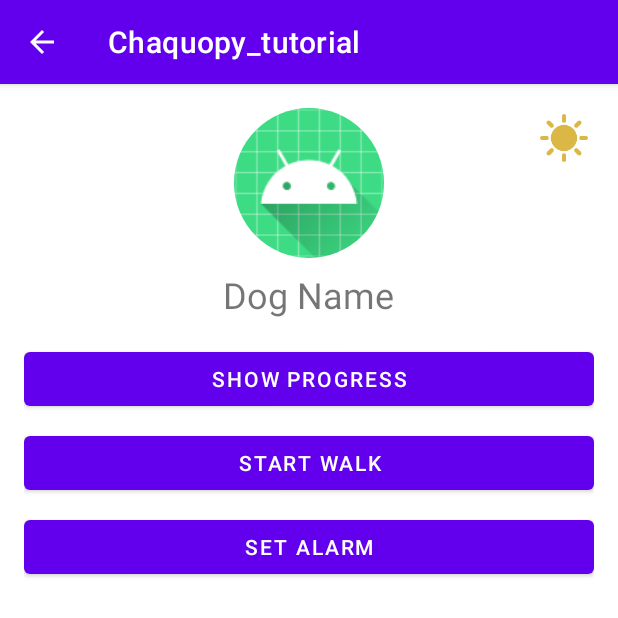
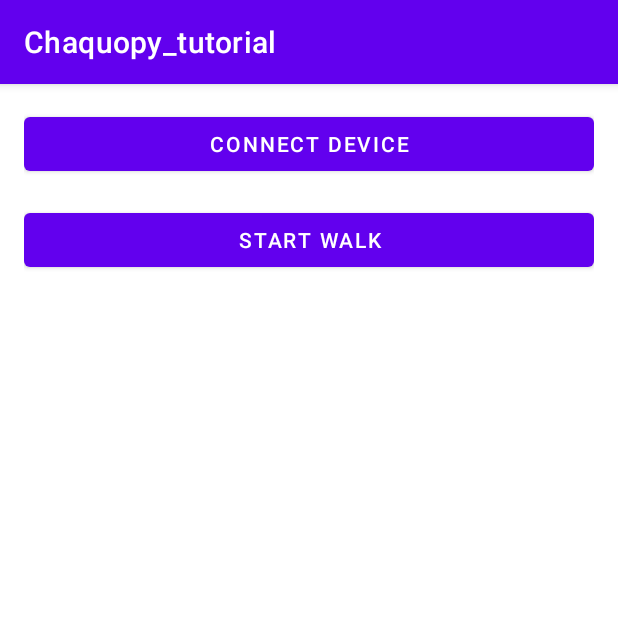
Before and after one commit to Omerros/IOT_final_project, an Android app: the DogDetailsActivity screen opened directly, with no data from a screen before it, after a tap on "START WALK", on a phone screen of 412 x 824 dp, the top half of it. Run offline under Robolectric (Android 15) with nearby library versions, the phone set to English and light mode, and no system bars.

Commit message:
StartWalkActivity file + xml
Add the xml and activity file, without inner logic yet
verified - screen opens and working

```diff
--- a/app/src/main/AndroidManifest.xml
+++ b/app/src/main/AndroidManifest.xml
@@ -35,6 +35,7 @@
         <activity android:name=".AddDogProfileActivity" />
         <activity android:name=".DogDetailsActivity" />
         <activity android:name=".ProgressChartActivity" />
+        <activity android:name=".StartWalkActivity" />
 
     </application>
 </manifest>
--- a/app/src/main/java/com/example/chaquopy_tutorial/DogDetailsActivity.java
+++ b/app/src/main/java/com/example/chaquopy_tutorial/DogDetailsActivity.java
@@ -100,7 +100,8 @@ public class DogDetailsActivity extends AppCompatActivity {
             startActivity(progressIntent);
         });
         btnStartWalk.setOnClickListener(v -> {
-            // Handle "Start Walk" button click
+            Intent startWalkIntent = new Intent(DogDetailsActivity.this, StartWalkActivity.class);
+            startActivity(startWalkIntent);
         });
         btnSetAlarm.setOnClickListener(v -> {
             // Handle "Set Alarm" button click
--- /dev/null
+++ b/app/src/main/java/com/example/chaquopy_tutorial/StartWalkActivity.java
@@ -0,0 +1,44 @@
+package com.example.chaquopy_tutorial;
+
+import android.os.Bundle;
+import android.view.View;
+import android.widget.Button;
+import android.widget.TextView;
+import android.widget.Toast;
+
+import androidx.appcompat.app.AppCompatActivity;
+
+public class StartWalkActivity extends AppCompatActivity {
+
+    private Button btnConnectDevice;
+    private TextView tvConnectionStatus;
+
+    @Override
+    protected void onCreate(Bundle savedInstanceState) {
+        super.onCreate(savedInstanceState);
+        setContentView(R.layout.activity_start_walk);
+
+        btnConnectDevice = findViewById(R.id.btnConnectDevice);
+        tvConnectionStatus = findViewById(R.id.tvConnectionStatus);
+
+        btnConnectDevice.setOnClickListener(v -> {
+            // Implement the logic to connect to the ESP device
+            // Update the connection status indicator accordingly
+            // For demonstration purposes, let's just toggle the visibility of the status indicator
+            if (tvConnectionStatus.getVisibility() == View.VISIBLE) {
+                tvConnectionStatus.setVisibility(View.GONE);
+            } else {
+                tvConnectionStatus.setVisibility(View.VISIBLE);
+            }
+        });
+
+        // Set up listener for "Start Walk" button
+        Button btnStartWalk = findViewById(R.id.btnStartWalk);
+        btnStartWalk.setOnClickListener(v -> {
+            // Implement the logic to start the walk
+            // This may involve reading step count from Firebase and updating UI accordingly
+            // For demonstration purposes, let's just display a toast
+            Toast.makeText(StartWalkActivity.this, "Walk started!", Toast.LENGTH_SHORT).show();
+        });
+    }
+}
--- /dev/null
+++ b/app/src/main/res/layout/activity_start_walk.xml
@@ -0,0 +1,29 @@
+<?xml version="1.0" encoding="utf-8"?>
+<LinearLayout xmlns:android="http://schemas.android.com/apk/res/android"
+    android:layout_width="match_parent"
+    android:layout_height="match_parent"
+    android:orientation="vertical"
+    android:padding="16dp">
+
+    <Button
+        android:id="@+id/btnConnectDevice"
+        android:layout_width="match_parent"
+        android:layout_height="wrap_content"
+        android:text="Connect Device"
+        android:layout_marginBottom="16dp"/>
+
+    <TextView
+        android:id="@+id/tvConnectionStatus"
+        android:layout_width="match_parent"
+        android:layout_height="wrap_content"
+        android:text="Connection Status: "
+        android:visibility="gone"
+        android:layout_marginBottom="16dp"/>
+
+    <Button
+        android:id="@+id/btnStartWalk"
+        android:layout_width="match_parent"
+        android:layout_height="wrap_content"
+        android:text="Start Walk"/>
+
+</LinearLayout>
```
